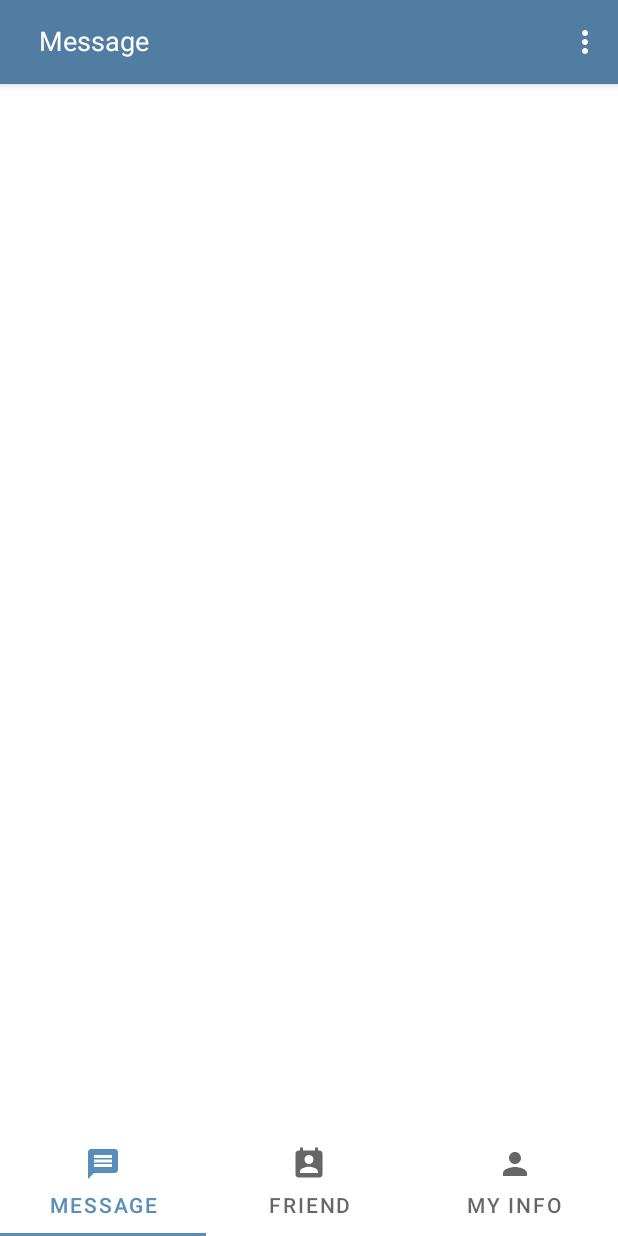
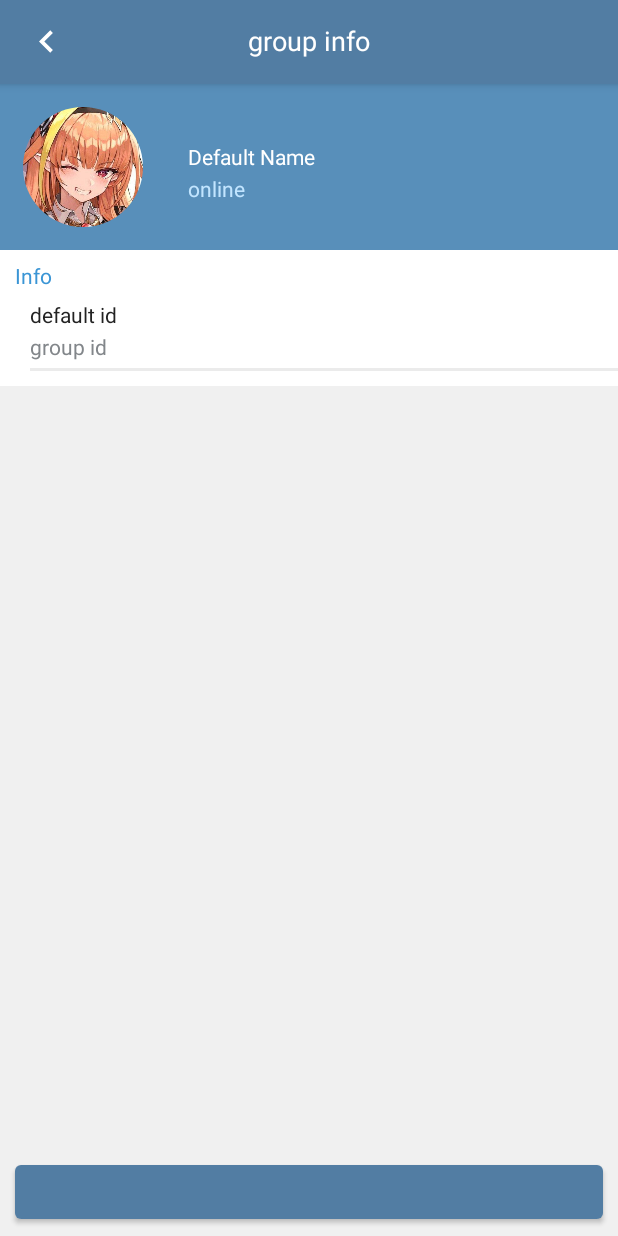
Before and after one commit to dddqmmx/Surf-Android, an Android app: the Main screen opened directly, with no data from a screen before it, in the options menu, after a tap on "create group", on a phone screen of 412 x 824 dp. Run offline under Robolectric (Android 15) with nearby library versions, the light colour scheme and no system bars; 4 statements that could not run were skipped.

Commit message:
group request

```diff
--- /dev/null
+++ b/app/src/main/java/com/dd/surf/GroupInfo.java
@@ -0,0 +1,178 @@
+package com.dd.surf;
+
+import androidx.appcompat.app.ActionBar;
+import androidx.appcompat.app.AppCompatActivity;
+
+import android.content.BroadcastReceiver;
+import android.content.ComponentName;
+import android.content.Context;
+import android.content.Intent;
+import android.content.IntentFilter;
+import android.content.ServiceConnection;
+import android.os.Bundle;
+import android.os.IBinder;
+import android.view.LayoutInflater;
+import android.view.View;
+import android.widget.Button;
+import android.widget.ImageView;
+import android.widget.LinearLayout;
+import android.widget.TextView;
+import android.widget.Toast;
+
+import com.dd.surf.pojo.Group;
+import com.dd.surf.service.TCPService;
+import com.dd.surf.util.Client;
+
+public class GroupInfo extends AppCompatActivity {
+
+    LayoutInflater layoutInflater = null;
+
+    public int id;
+
+    public static TextView nameTextView;
+    public static TextView idTextView;
+
+    private MyServiceConn conn;
+    private TCPService service;
+
+    private ContentReceiver mReceiver;
+
+    @Override
+    protected void onCreate(Bundle savedInstanceState) {
+        super.onCreate(savedInstanceState);
+
+        Intent intent = getIntent();
+        id = intent.getIntExtra("id",0);
+
+        layoutInflater = getLayoutInflater();
+        View titleBar = layoutInflater.inflate(R.layout.view_title_chat,new LinearLayout(this),false);
+        TextView titleText = titleBar.findViewById(R.id.title);
+        titleText.setText(R.string.group_info);
+
+        ImageView imageView = titleBar.findViewById(R.id.back);
+        imageView.setOnClickListener((view)->{
+            finish();
+        });
+
+        ActionBar actionBar = getSupportActionBar();
+        if (actionBar != null) {
+            actionBar.setCustomView(titleBar);
+            actionBar.setDisplayShowCustomEnabled(true);
+            actionBar.setDisplayShowHomeEnabled(false);
+            actionBar.show();
+        }
+
+        conn=new MyServiceConn();
+        bindService(new Intent(GroupInfo.this, TCPService.class), conn, BIND_AUTO_CREATE);
+
+        mReceiver = new ContentReceiver();
+        //新添代码，在代码中注册广播接收程序
+        IntentFilter filter = new IntentFilter();
+        filter.addAction("com.dd.surf.service.tcpClient");
+        registerReceiver(mReceiver, filter);
+
+        setContentView(R.layout.activity_group_info);
+
+        nameTextView = findViewById(R.id.name);
+        idTextView = findViewById(R.id.user_name);
+
+        if (Client.hasGroupInfo(id)){
+            Group groupInfo = Client.getGroupInfo(id);
+            nameTextView.setText(groupInfo.getGroupName());
+            idTextView.setText(String.valueOf(groupInfo.getId()));
+        } else {
+            Client.getGroupInfoByServer(id);
+        }
+
+        LinearLayout optionsLayout = findViewById(R.id.optionsLayout);
+        if (Client.groupList.contains(id)){
+            Button button1 = findViewById(R.id.button1);
+            button1.setVisibility(View.GONE);
+            Button button2 = findViewById(R.id.button2);
+            button2.setOnClickListener((view)->{
+                Intent chatInteger = new Intent(GroupInfo.this, Chat.class);
+                chatInteger.putExtra("type",1);
+                chatInteger.putExtra("id",id);
+                GroupInfo.this.startActivity(chatInteger);
+            });
+        }else{
+            Button button1 = findViewById(R.id.button1);
+            button1.setOnClickListener((view)->{
+                service.addGroupRequest(id);
+            });
+            Button button2 = findViewById(R.id.button2);
+            button2.setVisibility(View.GONE);
+        }
+
+        /*if(id == Client.userId){
+            optionsLayout.removeAllViews();
+        }else{
+            Button button1 = findViewById(R.id.button1);
+            Button button2 = findViewById(R.id.button2);
+            System.out.println(Client.friendsList.contains(id));
+            if (Client.friendsList.contains(id)){
+                button1.setVisibility(View.GONE);
+            }else{
+                button1.setOnClickListener(v -> {
+                    service.addFriendRequest(id);
+                });
+            }
+        }*/
+    }
+
+    public class MyServiceConn implements ServiceConnection {
+
+        @Override
+        public void onServiceConnected(ComponentName name, IBinder binder) {
+            service = ((TCPService.LocalBinder) binder).getService();
+        }
+
+        @Override
+        public void onServiceDisconnected(ComponentName name) {
+            // TODO Auto-generated method stub
+            service = null;
+        }
+    }
+
+    @Override
+    protected void onDestroy() {
+        // TODO Auto-generated method stub
+        super.onDestroy();
+        unbindService(conn);
+        if (mReceiver!=null) {
+            unregisterReceiver(mReceiver);
+        }
+    }
+
+    public class ContentReceiver extends BroadcastReceiver {
+        @Override
+        public void onReceive(Context context, Intent intent) {
+            String command = intent.getStringExtra("command");
+            int id = 0;
+            String name = null;
+            switch (command) {
+                case "getGroupInfoById":
+                    id = intent.getIntExtra("id",0);
+                    name= intent.getStringExtra("groupName");
+                    nameTextView.setText(name);
+                    idTextView.setText(String.valueOf(id));
+                    break;
+                case "addGroupRequest":
+                    int code = intent.getIntExtra("code",2);
+                    switch (code) {
+                        case 0:
+                            Toast.makeText(GroupInfo.this,"已发送加群请求",Toast.LENGTH_LONG).show();
+                            break;
+                        case 1:
+                            Toast.makeText(GroupInfo.this,"已经发送过加群申请了,请等待群管理员同意",Toast.LENGTH_LONG).show();
+                            break;
+                        case 2:
+                            Toast.makeText(GroupInfo.this,"服务器内部处理出现错误",Toast.LENGTH_LONG).show();
+                            break;
+                    }
+                    break;
+            }
+        }
+    }
+
+}
--- a/app/src/main/java/com/dd/surf/Main.java
+++ b/app/src/main/java/com/dd/surf/Main.java
@@ -160,6 +160,7 @@ public class Main extends AppCompatActivity {
                             JSONObject jsonObject = groupList.getJSONObject(i);
                             int id = jsonObject.getInt("id");
                             String groupName = jsonObject.getString("groupName");
+                            Client.groupList.add(id);
                             adapterMain.addGroup(id,groupName);
                         }
                     } catch (JSONException e) {
@@ -217,7 +218,9 @@ public class Main extends AppCompatActivity {
     public boolean onOptionsItemSelected(MenuItem item){
         switch (item.getItemId()){
             case R.id.menu_create_group:
-                Toast.makeText(getApplicationContext(),"2",Toast.LENGTH_SHORT).show();
+                Intent chatInteger = new Intent(Main.this, GroupInfo.class);
+                chatInteger.putExtra("id",1);
+                Main.this.startActivity(chatInteger);
                 break;
             case R.id.menu_add_group_or_friend:
                 Main.this.startActivity(new Intent(this,AddFriendAndGroup.class));
--- /dev/null
+++ b/app/src/main/res/layout/activity_group_info.xml
@@ -0,0 +1,132 @@
+<?xml version="1.0" encoding="utf-8"?>
+<RelativeLayout xmlns:android="http://schemas.android.com/apk/res/android"
+    xmlns:app="http://schemas.android.com/apk/res-auto"
+    xmlns:tools="http://schemas.android.com/tools"
+    android:fitsSystemWindows="false"
+    android:layout_width="match_parent"
+    android:layout_height="match_parent"
+    android:background="#F0F0F0"
+    tools:context=".UserInfo"
+    android:orientation="vertical">
+
+    <ScrollView
+        android:layout_width="match_parent"
+        android:layout_height="match_parent"
+        android:fillViewport="true"
+        android:layout_above="@+id/optionsLayout">
+        <LinearLayout
+            android:layout_width="match_parent"
+            android:layout_height="wrap_content"
+            android:orientation="vertical">
+            <RelativeLayout
+                android:layout_width="match_parent"
+                android:layout_height="wrap_content"
+                android:background="#588FBA"
+                android:padding="15dp">
+                <com.dd.surf.view.ClipPathCircleView
+                    android:id="@+id/head"
+                    android:src="@drawable/default_head"
+                    android:layout_width="80dp"
+                    android:layout_height="80dp"/>
+                <RelativeLayout
+                    android:layout_centerVertical="true"
+                    android:layout_marginStart="30dp"
+                    android:layout_width="wrap_content"
+                    android:layout_height="wrap_content"
+                    android:layout_toEndOf="@id/head">
+
+                    <TextView
+                        android:id="@+id/name"
+                        android:layout_width="wrap_content"
+                        android:layout_height="wrap_content"
+                        android:paddingTop="10dp"
+                        android:text="@string/default_name"
+                        android:textColor="#FFFFFF"
+                        android:gravity="center"/>
+                    <TextView
+                        android:layout_width="wrap_content"
+                        android:layout_height="wrap_content"
+                        android:paddingTop="5dp"
+                        android:text="@string/online"
+                        android:textColor="#C2E5FF"
+                        android:layout_below="@id/name"/>
+                </RelativeLayout>
+
+            </RelativeLayout>
+            <LinearLayout
+                android:layout_width="match_parent"
+                android:layout_height="wrap_content"
+                android:background="#FFFFFF"
+                android:orientation="vertical">
+                <TextView
+                    android:layout_marginTop="10dp"
+                    android:layout_marginStart="10dp"
+                    android:textColor="#3A95D5"
+                    android:layout_width="wrap_content"
+                    android:layout_height="wrap_content"
+                    android:text="@string/info">
+                </TextView>
+                <LinearLayout
+                    android:layout_marginTop="10dp"
+                    android:layout_marginStart="20dp"
+                    android:layout_marginBottom="10dp"
+                    android:layout_width="match_parent"
+                    android:layout_height="wrap_content"
+                    android:orientation="vertical">
+                    <TextView
+                        android:id="@+id/user_name"
+                        android:textColor="#222222"
+                        android:layout_width="wrap_content"
+                        android:layout_height="wrap_content"
+                        android:text="@string/default_id">
+                    </TextView>
+                    <TextView
+                        android:layout_marginTop="5dp"
+                        android:layout_marginBottom="5dp"
+                        android:textColor="#82868A"
+                        android:layout_width="wrap_content"
+                        android:layout_height="wrap_content"
+                        android:text="@string/group_id">
+                    </TextView>
+                    <View
+                        android:layout_width="match_parent"
+                        android:layout_height="2dp"
+                        android:background="#EBEBEB">
+                    </View>
+                </LinearLayout>
+
+            </LinearLayout>
+        </LinearLayout>
+    </ScrollView>
+
+    <LinearLayout
+        android:id="@+id/optionsLayout"
+        android:layout_alignParentBottom="true"
+        android:layout_width="match_parent"
+        android:layout_height="wrap_content">
+        <LinearLayout
+            android:layout_width="match_parent"
+            android:layout_height="wrap_content"
+            android:orientation="horizontal">
+            <Button
+                android:id="@+id/button1"
+                android:layout_marginVertical="5dp"
+                android:layout_marginHorizontal="10dp"
+                android:layout_weight="1"
+                android:layout_width="match_parent"
+                android:layout_height="wrap_content"
+                android:text="@string/add_group">
+            </Button>
+            <Button
+                android:id="@+id/button2"
+                android:layout_marginVertical="5dp"
+                android:layout_marginHorizontal="10dp"
+                android:layout_weight="1"
+                android:layout_width="match_parent"
+                android:layout_height="wrap_content"
+                android:text="@string/send_massage">
+            </Button>
+        </LinearLayout>
+    </LinearLayout>
+
+</RelativeLayout>
--- a/app/src/main/res/values/strings.xml
+++ b/app/src/main/res/values/strings.xml
@@ -36,6 +36,13 @@
     <string name="select_group">select group</string>
     <string name="select_user">select user</string>
     <string name="id_or_user_name">id or user name</string>
+    <string name="add_group" />
+    <string name="info">Info</string>
+    <string name="default_id">default id</string>
+    <string name="group_id">group id</string>
+    <string name="group_info">group info</string>
+    <string name="group_request">group request</string>
+    <string name="group_request_list">group request list</string>
     <string-array name="default_server_arrays">
         <item>official client</item>
     </string-array>
```
Also changed, not shown: app/src/main/AndroidManifest.xml (+9 -1 lines), app/src/main/java/com/dd/surf/AddFriendAndGroup.java (+6 -9 lines), app/src/main/java/com/dd/surf/AddRequestList.java (renamed from app/src/main/java/com/dd/surf/AddFriendRequestList.java, +18 -7 lines), app/src/main/java/com/dd/surf/service/TCPService.java (+32 -4 lines), app/src/main/java/com/dd/surf/util/Client.java (+10 -10 lines), app/src/main/java/com/dd/surf/view/util/adapter/AdapterMain.java (+13 -2 lines), app/src/main/res/layout/activity_add_friend_request_list.xml (+12 -19 lines), app/src/main/res/layout/view_friend_list.xml (+31 -0 lines), 1 other file.
